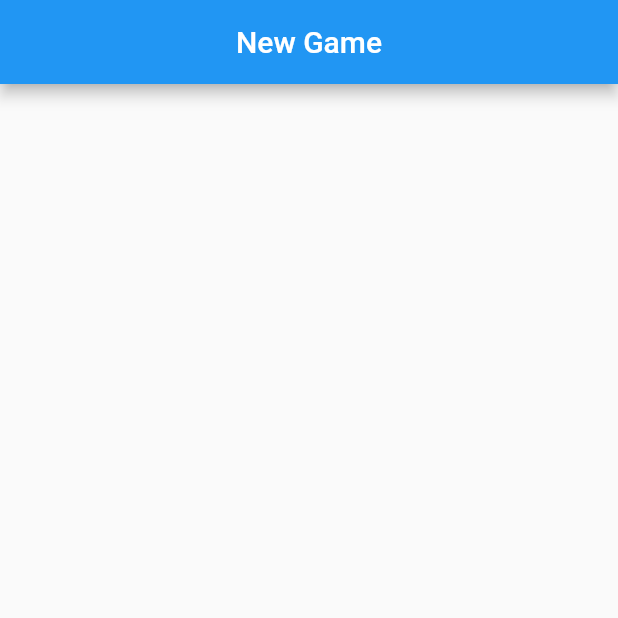
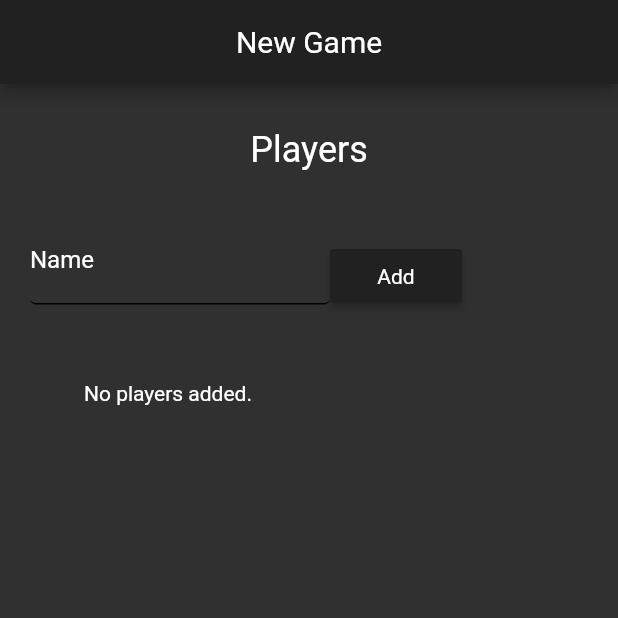
Before and after one commit to afrubioarmas/dominote, a Flutter app: the screen it shows after launch, on a phone screen of 412 x 824 dp, the top half of it. Run offline on Flutter 3.47's test engine with Material 2 defaults, Android fonts, the phone set to English and light mode, and no system bars.

Commit message:
New game done

```diff
--- a/lib/main.dart
+++ b/lib/main.dart
@@ -1,4 +1,5 @@
-import 'package:dominote/view/screens/NewGame.dart';
+import 'package:dominote/view/screens/new_game.dart';
+import 'package:dominote/view/theme.dart';
 import 'package:flutter/material.dart';
 
 void main() => runApp(MyApp());
@@ -8,10 +9,9 @@ class MyApp extends StatelessWidget {
   @override
   Widget build(BuildContext context) {
     return MaterialApp(
-        title: 'Flutter Demo',
-        theme: ThemeData(
-          primarySwatch: Colors.blue,
-        ),
+        debugShowCheckedModeBanner: false,
+        title: 'Dominotae',
+        theme: darkTheme,
         home: NewGame());
   }
 }
--- /dev/null
+++ b/lib/view/common_components/my_primary_button.dart
@@ -0,0 +1,17 @@
+import 'package:flutter/material.dart';
+
+class MyPrimaryButton extends StatelessWidget {
+  final Widget child;
+  final Color color;
+  final Function action;
+
+  MyPrimaryButton({this.child, this.color, this.action});
+  @override
+  Widget build(BuildContext context) {
+    return RaisedButton(
+      child: child,
+      color: color,
+      onPressed: action,
+    );
+  }
+}
--- /dev/null
+++ b/lib/view/common_components/my_text_field.dart
@@ -0,0 +1,21 @@
+import 'package:flutter/material.dart';
+import 'package:flutter/widgets.dart';
+
+class MyTextField extends StatelessWidget {
+  final String hint;
+  final String label;
+  final TextEditingController controller;
+
+  MyTextField({this.hint, this.label, this.controller});
+
+  @override
+  Widget build(BuildContext context) {
+    return TextField(
+      controller: controller,
+      decoration: InputDecoration(
+        labelText: label,
+        hintText: hint,
+      ),
+    );
+  }
+}
--- a/lib/view/screens/NewGame.dart
+++ /dev/null
@@ -1,25 +0,0 @@
-import 'package:dominote/model/Game.dart';
-import 'package:dominote/model/User.dart';
-import 'package:flutter/material.dart';
-import 'package:flutter/widgets.dart';
-
-class NewGame extends StatefulWidget {
-  _NewGamestate createState() => _NewGamestate();
-}
-
-class _NewGamestate extends State<NewGame> {
-  Game newGame;
-  List<User> players = List();
-  @override
-  Widget build(BuildContext context) {
-    return Scaffold(
-      appBar: AppBar(
-        title: Text("New Game"),
-        centerTitle: true,
-      ),
-      body: ListView(
-        children: <Widget>[],
-      ),
-    );
-  }
-}
--- /dev/null
+++ b/lib/view/screens/new_game.dart
@@ -0,0 +1,122 @@
+import 'package:dominote/model/Game.dart';
+import 'package:dominote/model/User.dart';
+import 'package:dominote/view/common_components/my_primary_button.dart';
+import 'package:dominote/view/common_components/my_text_field.dart';
+import 'package:flutter/material.dart';
+import 'package:flutter/widgets.dart';
+
+class NewGame extends StatefulWidget {
+  _NewGamestate createState() => _NewGamestate();
+}
+
+class _NewGamestate extends State<NewGame> {
+  TextEditingController textNameController = TextEditingController();
+  Game newGame;
+  List<User> players = List<User>();
+  @override
+  Widget build(BuildContext context) {
+    var playersListWidget = List<TableRow>();
+    if (players.length > 0) {
+      for (int i = 0; i < players.length; i++) {
+        playersListWidget.add(TableRow(
+          children: <Widget>[
+            TableCell(
+              child: Text(
+                (i + 1).toString() + ". ",
+                style:
+                    Theme.of(context).textTheme.display1.copyWith(fontSize: 18),
+              ),
+            ),
+            TableCell(
+              child: Text(
+                players[i].name,
+                style:
+                    Theme.of(context).textTheme.display1.copyWith(fontSize: 18),
+              ),
+            ),
+            TableCell(
+              child: MyPrimaryButton(
+                color: Theme.of(context).colorScheme.error,
+                child: Icon(Icons.delete_forever),
+                action: () {
+                  setState(() {
+                    players.remove(players[i]);
+                  });
+                },
+              ),
+            )
+          ],
+        ));
+      }
+    } else {
+      playersListWidget.add(TableRow(children: [Text("No players added.")]));
+    }
+    return Scaffold(
+      appBar: AppBar(
+        title: Text("New Game"),
+        centerTitle: true,
+      ),
+      body: ListView(
+        children: <Widget>[
+          Container(
+            margin: EdgeInsets.symmetric(horizontal: 20),
+            child: Column(
+              children: <Widget>[
+                Container(
+                  height: 30,
+                ),
+                Text(
+                  "Players",
+                  style: Theme.of(context).textTheme.headline,
+                ),
+                Container(
+                  height: 30,
+                ),
+                Container(
+                  child: Row(
+                    children: <Widget>[
+                      SizedBox(
+                        width: 200,
+                        height: 80,
+                        child: MyTextField(
+                            hint: "Enter player name",
+                            label: "Name",
+                            controller: textNameController),
+                      ),
+                      MyPrimaryButton(
+                        child: Text("Add"),
+                        color: Theme.of(context).colorScheme.primary,
+                        action: () {
+                          if (textNameController.text.length > 2) {
+                            setState(() {
+                              players.add(User(name: textNameController.text));
+                            });
+                            textNameController.text = "";
+                          }
+                        },
+                      ),
+                    ],
+                  ),
+                ),
+                Container(
+                  height: 30,
+                ),
+                Container(
+                  width: 300,
+                  child: Table(
+                      defaultVerticalAlignment:
+                          TableCellVerticalAlignment.middle,
+                      columnWidths: {
+                        0: FixedColumnWidth(20),
+                        2: FixedColumnWidth(60)
+                      },
+                      children: playersListWidget),
+                ),
+              ],
+            ),
+          )
+        ],
+      ),
+    );
+  }
+}
--- /dev/null
+++ b/lib/view/theme.dart
@@ -0,0 +1,495 @@
+import 'package:flutter/material.dart';
+
+final ThemeData darkTheme = ThemeData(
+  primarySwatch: MaterialColor(4280361249, {
+    50: Color(0xfff2f2f2),
+    100: Color(0xffe6e6e6),
+    200: Color(0xffcccccc),
+    300: Color(0xffb3b3b3),
+    400: Color(0xff999999),
+    500: Color(0xff808080),
+    600: Color(0xff666666),
+    700: Color(0xff4d4d4d),
+    800: Color(0xff333333),
+    900: Color(0xff191919)
+  }),
+  brightness: Brightness.dark,
+  primaryColor: Color(0xff212121),
+  primaryColorBrightness: Brightness.dark,
+  primaryColorLight: Color(0xff9e9e9e),
+  primaryColorDark: Color(0xff000000),
+  accentColor: Color(0xff64ffda),
+  accentColorBrightness: Brightness.light,
+  canvasColor: Color(0xff303030),
+  scaffoldBackgroundColor: Color(0xff303030),
+  bottomAppBarColor: Color(0xff424242),
+  cardColor: Color(0xff424242),
+  dividerColor: Color(0x1fffffff),
+  highlightColor: Color(0x40cccccc),
+  splashColor: Color(0x40cccccc),
+  selectedRowColor: Color(0xfff5f5f5),
+  unselectedWidgetColor: Color(0xb3ffffff),
+  disabledColor: Color(0x62ffffff),
+  buttonColor: Color(0xff448888),
+  toggleableActiveColor: Color(0xff64ffda),
+  secondaryHeaderColor: Color(0xff616161),
+  textSelectionColor: Color(0xff64ffda),
+  cursorColor: Color(0xff4285f4),
+  textSelectionHandleColor: Color(0xff1de9b6),
+  backgroundColor: Color(0xff616161),
+  dialogBackgroundColor: Color(0xff424242),
+  indicatorColor: Color(0xff64ffda),
+  hintColor: Color(0x80ffffff),
+  errorColor: Color(0xffd32f2f),
+  buttonTheme: ButtonThemeData(
+    textTheme: ButtonTextTheme.normal,
+    minWidth: 88,
+    height: 36,
+    padding: EdgeInsets.only(top: 0, bottom: 0, left: 16, right: 16),
+    shape: RoundedRectangleBorder(
+      side: BorderSide(
+        color: Color(0xff000000),
+        width: 0,
+        style: BorderStyle.none,
+      ),
+      borderRadius: BorderRadius.all(Radius.circular(2.0)),
+    ),
+    alignedDropdown: false,
+    buttonColor: Color(0xff448888),
+    disabledColor: Color(0x61ffffff),
+    highlightColor: Color(0x29ffffff),
+    splashColor: Color(0x1fffffff),
+    focusColor: Color(0x1fffffff),
+    hoverColor: Color(0x0affffff),
+    colorScheme: ColorScheme(
+      primary: Color(0xff50a0a0),
+      primaryVariant: Color(0xff000000),
+      secondary: Color(0xff64ffda),
+      secondaryVariant: Color(0xff00bfa5),
+      surface: Color(0xff424242),
+      background: Color(0xff616161),
+      error: Color(0xffd32f2f),
+      onPrimary: Color(0xffffffff),
+      onSecondary: Color(0xff000000),
+      onSurface: Color(0xffffffff),
+      onBackground: Color(0xffffffff),
+      onError: Color(0xff000000),
+      brightness: Brightness.dark,
+    ),
+  ),
+  textTheme: TextTheme(
+    display4: TextStyle(
+      color: Color(0xb3ffffff),
+      fontSize: null,
+      fontWeight: FontWeight.w400,
+      fontStyle: FontStyle.normal,
+    ),
+    display3: TextStyle(
+      color: Color(0xb3ffffff),
+      fontSize: null,
+      fontWeight: FontWeight.w400,
+      fontStyle: FontStyle.normal,
+    ),
+    display2: TextStyle(
+      color: Color(0xb3ffffff),
+      fontSize: null,
+      fontWeight: FontWeight.w400,
+      fontStyle: FontStyle.normal,
+    ),
+    display1: TextStyle(
+      color: Color(0xb3ffffff),
+      fontSize: null,
+      fontWeight: FontWeight.w400,
+      fontStyle: FontStyle.normal,
+    ),
+    headline: TextStyle(
+      color: Color(0xffffffff),
+      fontSize: null,
+      fontWeight: FontWeight.w400,
+      fontStyle: FontStyle.normal,
+    ),
+    title: TextStyle(
+      color: Color(0xffffffff),
+      fontSize: null,
+      fontWeight: FontWeight.w400,
+      fontStyle: FontStyle.normal,
+    ),
+    subhead: TextStyle(
+      color: Color(0xffffffff),
+      fontSize: null,
+      fontWeight: FontWeight.w400,
+      fontStyle: FontStyle.normal,
+    ),
+    body2: TextStyle(
+      color: Color(0xffffffff),
+      fontSize: null,
+      fontWeight: FontWeight.w400,
+      fontStyle: FontStyle.normal,
+    ),
+    body1: TextStyle(
+      color: Color(0xffffffff),
+      fontSize: null,
+      fontWeight: FontWeight.w400,
+      fontStyle: FontStyle.normal,
+    ),
+    caption: TextStyle(
+      color: Color(0xb3ffffff),
+      fontSize: null,
+      fontWeight: FontWeight.w400,
+      fontStyle: FontStyle.normal,
+    ),
+    button: TextStyle(
+      color: Color(0xffffffff),
+      fontSize: null,
+      fontWeight: FontWeight.w400,
+      fontStyle: FontStyle.normal,
+    ),
+    subtitle: TextStyle(
+      color: Color(0xffffffff),
+      fontSize: null,
+      fontWeight: FontWeight.w400,
+      fontStyle: FontStyle.normal,
+    ),
+    overline: TextStyle(
+      color: Color(0xffffffff),
+      fontSize: null,
+      fontWeight: FontWeight.w400,
+      fontStyle: FontStyle.normal,
+    ),
+  ),
+  primaryTextTheme: TextTheme(
+    display4: TextStyle(
+      color: Color(0xb3ffffff),
+      fontSize: null,
+      fontWeight: FontWeight.w400,
+      fontStyle: FontStyle.normal,
+    ),
+    display3: TextStyle(
+      color: Color(0xb3ffffff),
+      fontSize: null,
+      fontWeight: FontWeight.w400,
+      fontStyle: FontStyle.normal,
+    ),
+    display2: TextStyle(
+      color: Color(0xb3ffffff),
+      fontSize: null,
+      fontWeight: FontWeight.w400,
+      fontStyle: FontStyle.normal,
+    ),
+    display1: TextStyle(
+      color: Color(0xb3ffffff),
+      fontSize: null,
+      fontWeight: FontWeight.w400,
+      fontStyle: FontStyle.normal,
+    ),
+    headline: TextStyle(
+      color: Color(0xffffffff),
+      fontSize: null,
+      fontWeight: FontWeight.w400,
+      fontStyle: FontStyle.normal,
+    ),
+    title: TextStyle(
+      color: Color(0xffffffff),
+      fontSize: null,
+      fontWeight: FontWeight.w400,
+      fontStyle: FontStyle.normal,
+    ),
+    subhead: TextStyle(
+      color: Color(0xffffffff),
+      fontSize: null,
+      fontWeight: FontWeight.w400,
+      fontStyle: FontStyle.normal,
+    ),
+    body2: TextStyle(
+      color: Color(0xffffffff),
+      fontSize: null,
+      fontWeight: FontWeight.w400,
+      fontStyle: FontStyle.normal,
+    ),
+    body1: TextStyle(
+      color: Color(0xffffffff),
+      fontSize: null,
+      fontWeight: FontWeight.w400,
+      fontStyle: FontStyle.normal,
+    ),
+    caption: TextStyle(
+      color: Color(0xb3ffffff),
+      fontSize: null,
+      fontWeight: FontWeight.w400,
+      fontStyle: FontStyle.normal,
+    ),
+    button: TextStyle(
+      color: Color(0xffffffff),
+      fontSize: null,
+      fontWeight: FontWeight.w400,
+      fontStyle: FontStyle.normal,
+    ),
+    subtitle: TextStyle(
+      color: Color(0xffffffff),
+      fontSize: null,
+      fontWeight: FontWeight.w400,
+      fontStyle: FontStyle.normal,
+    ),
+    overline: TextStyle(
+      color: Color(0xffffffff),
+      fontSize: null,
+      fontWeight: FontWeight.w400,
+      fontStyle: FontStyle.normal,
+    ),
+  ),
+  accentTextTheme: TextTheme(
+    display4: TextStyle(
+      color: Color(0x8a000000),
+      fontSize: null,
+      fontWeight: FontWeight.w400,
+      fontStyle: FontStyle.normal,
+    ),
+    display3: TextStyle(
+      color: Color(0x8a000000),
+      fontSize: null,
+      fontWeight: FontWeight.w400,
+      fontStyle: FontStyle.normal,
+    ),
+    display2: TextStyle(
+      color: Color(0x8a000000),
+      fontSize: null,
+      fontWeight: FontWeight.w400,
+      fontStyle: FontStyle.normal,
+    ),
+    display1: TextStyle(
+      color: Color(0x8a000000),
+      fontSize: null,
+      fontWeight: FontWeight.w400,
+      fontStyle: FontStyle.normal,
+    ),
+    headline: TextStyle(
+      color: Color(0xdd000000),
+      fontSize: null,
+      fontWeight: FontWeight.w400,
+      fontStyle: FontStyle.normal,
+    ),
+    title: TextStyle(
+      color: Color(0xdd000000),
+      fontSize: null,
+      fontWeight: FontWeight.w400,
+      fontStyle: FontStyle.normal,
+    ),
+    subhead: TextStyle(
+      color: Color(0xdd000000),
+      fontSize: null,
+      fontWeight: FontWeight.w400,
+      fontStyle: FontStyle.normal,
+    ),
+    body2: TextStyle(
+      color: Color(0xdd000000),
+      fontSize: null,
+      fontWeight: FontWeight.w400,
+      fontStyle: FontStyle.normal,
+    ),
+    body1: TextStyle(
+      color: Color(0xdd000000),
+      fontSize: null,
+      fontWeight: FontWeight.w400,
+      fontStyle: FontStyle.normal,
+    ),
+    caption: TextStyle(
+      color: Color(0x8a000000),
+      fontSize: null,
+      fontWeight: FontWeight.w400,
+      fontStyle: FontStyle.normal,
+    ),
+    button: TextStyle(
+      color: Color(0xdd000000),
+      fontSize: null,
+      fontWeight: FontWeight.w400,
+      fontStyle: FontStyle.normal,
+    ),
+    subtitle: TextStyle(
+      color: Color(0xff000000),
+      fontSize: null,
+      fontWeight: FontWeight.w400,
+      fontStyle: FontStyle.normal,
+    ),
+    overline: TextStyle(
+      color: Color(0xff000000),
+      fontSize: null,
+      fontWeight: FontWeight.w400,
+      fontStyle: FontStyle.normal,
+    ),
+  ),
+  inputDecorationTheme: InputDecorationTheme(
+    labelStyle: TextStyle(
+      color: Color(0xffffffff),
+      fontSize: null,
+      fontWeight: FontWeight.w400,
+      fontStyle: FontStyle.normal,
+    ),
+    helperStyle: TextStyle(
+      color: Color(0xffffffff),
+      fontSize: null,
+      fontWeight: FontWeight.w400,
+      fontStyle: FontStyle.normal,
+    ),
+    hintStyle: TextStyle(
+      color: Color(0xffffffff),
+      fontSize: null,
+      fontWeight: FontWeight.w400,
+      fontStyle: FontStyle.normal,
+    ),
+    errorStyle: TextStyle(
+      color: Color(0xffffffff),
+      fontSize: null,
+      fontWeight: FontWeight.w400,
+      fontStyle: FontStyle.normal,
+    ),
+    errorMaxLines: null,
+    hasFloatingPlaceholder: true,
+    isDense: false,
+    contentPadding: EdgeInsets.only(top: 12, bottom: 12, left: 0, right: 0),
+    isCollapsed: false,
+    prefixStyle: TextStyle(
+      color: Color(0xffffffff),
+      fontSize: null,
+      fontWeight: FontWeight.w400,
+      fontStyle: FontStyle.normal,
+    ),
+    suffixStyle: TextStyle(
+      color: Color(0xffffffff),
+      fontSize: null,
+      fontWeight: FontWeight.w400,
+      fontStyle: FontStyle.normal,
+    ),
+    counterStyle: TextStyle(
+      color: Color(0xffffffff),
+      fontSize: null,
+      fontWeight: FontWeight.w400,
+      fontStyle: FontStyle.normal,
+    ),
+    filled: false,
+    fillColor: Color(0x00000000),
+    errorBorder: UnderlineInputBorder(
+      borderSide: BorderSide(
+        color: Color(0xff000000),
+        width: 1,
+        style: BorderStyle.solid,
+      ),
+      borderRadius: BorderRadius.all(Radius.circular(4.0)),
+    ),
+    focusedBorder: UnderlineInputBorder(
+      borderSide: BorderSide(
+        color: Color(0xff000000),
+        width: 1,
+        style: BorderStyle.solid,
+      ),
+      borderRadius: BorderRadius.all(Radius.circular(4.0)),
+    ),
+    focusedErrorBorder: UnderlineInputBorder(
+      borderSide: BorderSide(
+        color: Color(0xff000000),
+        width: 1,
+        style: BorderStyle.solid,
+      ),
+      borderRadius: BorderRadius.all(Radius.circular(4.0)),
+    ),
+    disabledBorder: UnderlineInputBorder(
+      borderSide: BorderSide(
+        color: Color(0xff000000),
+        width: 1,
+        style: BorderStyle.solid,
+      ),
+      borderRadius: BorderRadius.all(Radius.circular(4.0)),
+    ),
+    enabledBorder: UnderlineInputBorder(
+      borderSide: BorderSide(
+        color: Color(0xff000000),
+        width: 1,
+        style: BorderStyle.solid,
+      ),
+      borderRadius: BorderRadius.all(Radius.circular(4.0)),
+    ),
+    border: UnderlineInputBorder(
+      borderSide: BorderSide(
+        color: Color(0xff000000),
+        width: 1,
+        style: BorderStyle.solid,
+      ),
+      borderRadius: BorderRadius.all(Radius.circular(4.0)),
+    ),
+  ),
+  iconTheme: IconThemeData(
+    color: Color(0xffffffff),
+    opacity: 1,
+    size: 24,
+  ),
+  primaryIconTheme: IconThemeData(
+    color: Color(0xffffffff),
+    opacity: 1,
+    size: 24,
+  ),
+  accentIconTheme: IconThemeData(
+    color: Color(0xff000000),
+    opacity: 1,
+    size: 24,
+  ),
+  sliderTheme: SliderThemeData(
+    activeTrackColor: null,
+    inactiveTrackColor: null,
+    disabledActiveTrackColor: null,
+    disabledInactiveTrackColor: null,
+    activeTickMarkColor: null,
+    inactiveTickMarkColor: null,
+    disabledActiveTickMarkColor: null,
+    disabledInactiveTickMarkColor: null,
+    thumbColor: null,
+    disabledThumbColor: null,
+    valueIndicatorColor: null,
+    valueIndicatorTextStyle: TextStyle(
+      color: Color(0xdd000000),
+      fontSize: null,
+      fontWeight: FontWeight.w400,
+      fontStyle: FontStyle.normal,
+    ),
+  ),
+  tabBarTheme: TabBarTheme(
+    indicatorSize: TabBarIndicatorSize.tab,
+    labelColor: Color(0xffffffff),
+    unselectedLabelColor: Color(0xb2ffffff),
+  ),
+  chipTheme: ChipThemeData(
+    backgroundColor: Color(0x1fffffff),
+    brightness: Brightness.dark,
+    deleteIconColor: Color(0xdeffffff),
+    disabledColor: Color(0x0cffffff),
+    labelPadding: EdgeInsets.only(top: 0, bottom: 0, left: 8, right: 8),
+    labelStyle: TextStyle(
+      color: Color(0xdeffffff),
+      fontSize: null,
+      fontWeight: FontWeight.w400,
+      fontStyle: FontStyle.normal,
+    ),
+    padding: EdgeInsets.only(top: 4, bottom: 4, left: 4, right: 4),
+    secondaryLabelStyle: TextStyle(
+      color: Color(0x3dffffff),
+      fontSize: null,
+      fontWeight: FontWeight.w400,
+      fontStyle: FontStyle.normal,
+    ),
+    secondarySelectedColor: Color(0x3d212121),
+    selectedColor: Color(0x3dffffff),
+    shape: StadiumBorder(
+        side: BorderSide(
+      color: Color(0xff000000),
+      width: 0,
+      style: BorderStyle.none,
+    )),
+  ),
+  dialogTheme: DialogTheme(
+      shape: RoundedRectangleBorder(
+    side: BorderSide(
+      color: Color(0xff000000),
+      width: 0,
+      style: BorderStyle.none,
+    ),
+    borderRadius: BorderRadius.all(Radius.circular(0.0)),
+  )),
+);
```
